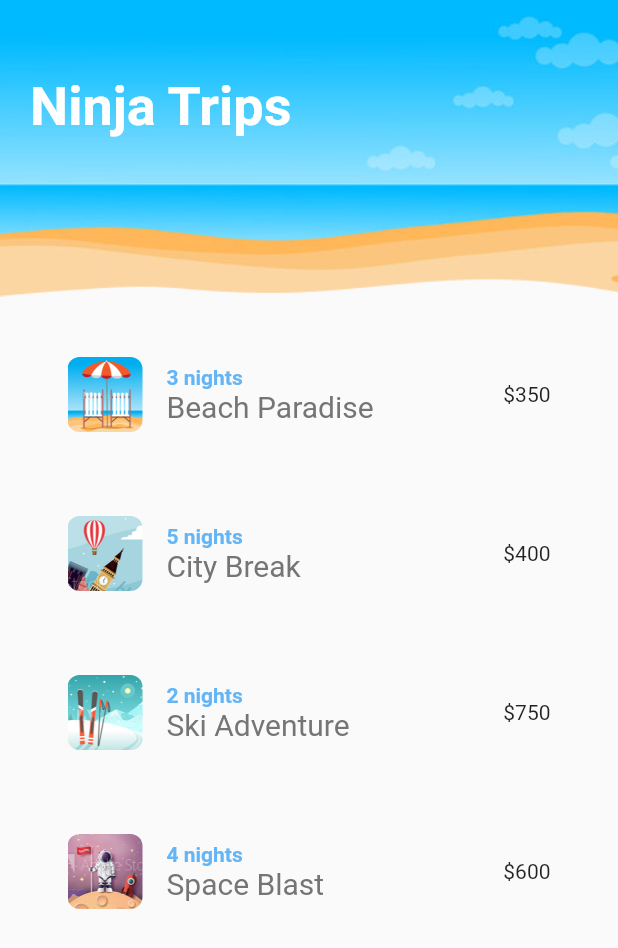
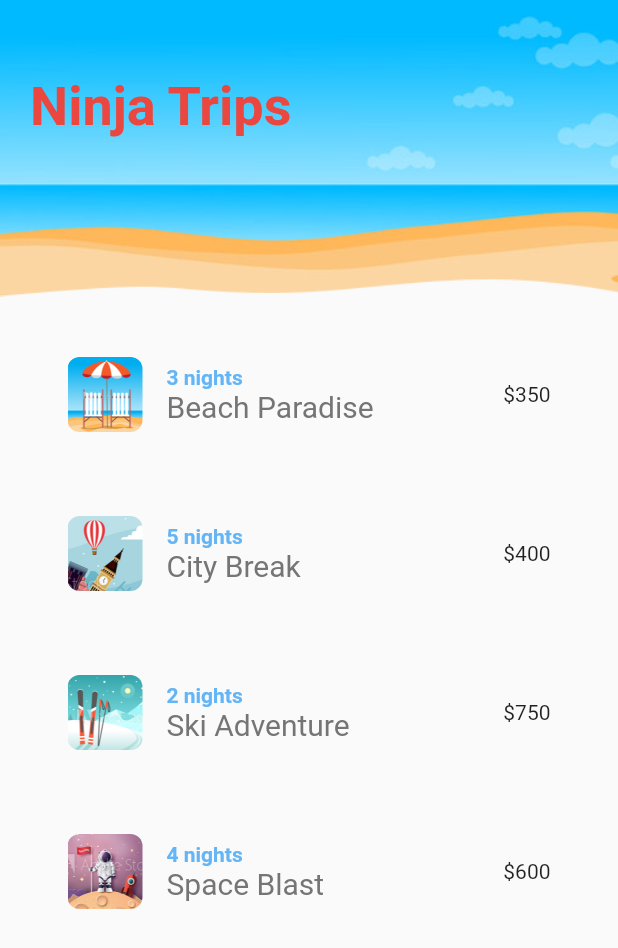
Before and after one commit to SanskarModi22/Ninja_Trip, a Flutter app: the Home screen opened directly, on a phone screen of 412 x 824 dp. Shown: the top 948 px of the screen. Run offline on Flutter 3.47's test engine with Material 2 defaults, Android fonts, the phone set to English and light mode, and no system bars; missing offline and left inert: lipsum.

Commit message:
Tween Animation

```diff
--- a/lib/main.dart
+++ b/lib/main.dart
@@ -12,7 +12,7 @@ class MyApp extends StatelessWidget {
   Widget build(BuildContext context) {
     return MaterialApp(
       title: 'Ninja Trips',
-      home: Example(),
+      home: Home(),
     );
   }
 }
--- a/lib/shared/screenTitle.dart
+++ b/lib/shared/screenTitle.dart
@@ -7,9 +7,19 @@ class ScreenTitle extends StatelessWidget {
 
   @override
   Widget build(BuildContext context) {
-    return Text(
-      text,
-      style: TextStyle(fontSize: 36, color: Colors.white, fontWeight: FontWeight.bold),
+    return TweenAnimationBuilder(
+      tween: ColorTween(begin: Colors.blue, end: Colors.red),
+      child: Text(
+        text,
+        style: TextStyle(fontSize: 36, color: Colors.white, fontWeight: FontWeight.bold),
+      ),
+      duration: Duration(seconds: 2),
+      builder: (BuildContext context, _val, _) {
+        return Text(
+          text,
+          style: TextStyle(fontSize: 36, color: _val, fontWeight: FontWeight.bold),
+        );
+      },
     );
   }
 }
```
